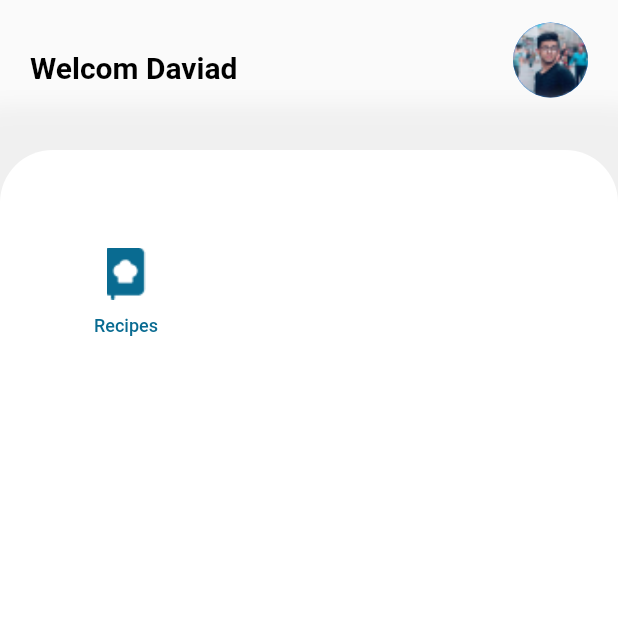
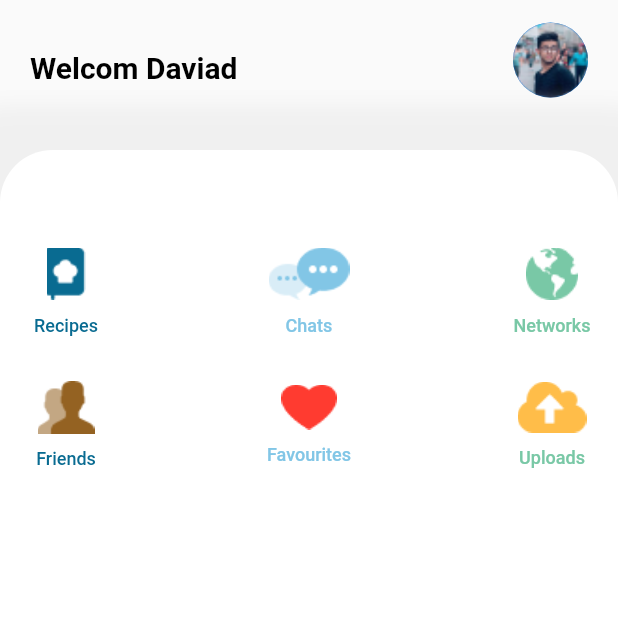
Before and after one commit to norhan-sa/Recipe, a Flutter app: the screen it shows after launch, on a phone screen of 412 x 824 dp, the top half of it. Run offline on Flutter 3.47's test engine with Material 2 defaults, Android fonts, the phone set to English and light mode, and no system bars; Roboto replaces fonts that are missing (Apercu Pro).

Commit message:
new files

```diff
--- a/lib/profile.dart
+++ b/lib/profile.dart
@@ -53,7 +53,6 @@ class _ProfileState extends State<Profile> {
                   topLeft: Radius.circular(35),
                   topRight: Radius.circular(35),
                 ),
-
                 boxShadow: [
                   BoxShadow(
                     color: Colors.grey[200].withOpacity(0.8),
@@ -62,12 +61,13 @@ class _ProfileState extends State<Profile> {
                   ),
                 ],
               ),
-
               child: Column(
+                crossAxisAlignment: CrossAxisAlignment.center,
                 children: <Widget>[
                   Padding(
-                   padding: EdgeInsets.fromLTRB(40, 50, 0, 0),
+                   padding: EdgeInsets.fromLTRB(0, 50, 0, 0),
                    child: Row(
+                    mainAxisAlignment: MainAxisAlignment.spaceBetween,
                     children: <Widget>[
                       RaisedButton(
                           onPressed: null,
@@ -90,10 +90,129 @@ class _ProfileState extends State<Profile> {
                                 ),
                               ]
                             ),
+                        ),
+
+                        RaisedButton(
+                          onPressed: null,
+                          color: Colors.grey,
+                          elevation: 20.0,
+                          disabledColor: Colors.white,
+                          padding: EdgeInsets.symmetric(vertical: 15.0 , horizontal: 10),
+                          shape: RoundedRectangleBorder(
+                            borderRadius: BorderRadius.circular(10.0)
                           ),
+                          child: Column(
+                              children: <Widget>[
+                                Image.asset('images/messages.png'),
+                                SizedBox(height: 10),
+                                Text('Chats',
+                                  style: TextStyle(
+                                    color: Color(0xFF82C6E6),
+                                    fontSize: 12,
+                                  ),
+                                ),
+                              ]
+                            ),
+                        ),
+
+                          RaisedButton(
+                          onPressed: null,
+                          color: Colors.grey,
+                          elevation: 20.0,
+                          disabledColor: Colors.white,
+                          padding: EdgeInsets.symmetric(vertical: 15.0 , horizontal: 10),
+                          shape: RoundedRectangleBorder(
+                            borderRadius: BorderRadius.circular(10.0)
+                          ),
+                          child: Column(
+                              children: <Widget>[
+                                Image.asset('images/global.png'),
+                                SizedBox(height: 10),
+                                Text('Networks',
+                                  style: TextStyle(
+                                    color: Color(0xFF79C8A6),
+                                    fontSize: 12,
+                                  ),
+                                ),
+                              ]
+                            ),
+                        ),
                     ]
                   ),
-                 )
+                 ),
+                 Row(
+                    mainAxisAlignment: MainAxisAlignment.spaceBetween,
+                    children: <Widget>[
+                      RaisedButton(
+                          onPressed: null,
+                          color: Colors.grey,
+                          elevation: 20.0,
+                          disabledColor: Colors.white,
+                          padding: EdgeInsets.symmetric(vertical: 15.0 , horizontal: 10),
+                          shape: RoundedRectangleBorder(
+                            borderRadius: BorderRadius.circular(10.0)
+                          ),
+                          child: Column(
+                              children: <Widget>[
+                                Image.asset('images/friends.png'),
+                                SizedBox(height: 10),
+                                Text('Friends',
+                                  style: TextStyle(
+                                    color: Color(0xFF096B91),
+                                    fontSize: 12,
+                                  ),
+                                ),
+                              ]
+                            ),
+                        ),
+
+                        RaisedButton(
+                          onPressed: null,
+                          color: Colors.grey,
+                          elevation: 20.0,
+                          disabledColor: Colors.white,
+                          padding: EdgeInsets.symmetric(vertical: 15.0 , horizontal: 10),
+                          shape: RoundedRectangleBorder(
+                            borderRadius: BorderRadius.circular(10.0)
+                          ),
+                          child: Column(
+                              children: <Widget>[
+                                Image.asset('images/love.png'),
+                                SizedBox(height: 10),
+                                Text('Favourites',
+                                  style: TextStyle(
+                                    color: Color(0xFF82C6E6),
+                                    fontSize: 12,
+                                  ),
+                                ),
+                              ]
+                            ),
+                        ),
+
+                          RaisedButton(
+                          onPressed: null,
+                          color: Colors.grey,
+                          elevation: 20.0,
+                          disabledColor: Colors.white,
+                          padding: EdgeInsets.symmetric(vertical: 15.0 , horizontal: 10),
+                          shape: RoundedRectangleBorder(
+                            borderRadius: BorderRadius.circular(10.0)
+                          ),
+                          child: Column(
+                              children: <Widget>[
+                                Image.asset('images/upload.png'),
+                                SizedBox(height: 10),
+                                Text('Uploads',
+                                  style: TextStyle(
+                                    color: Color(0xFF79C8A6),
+                                    fontSize: 12,
+                                  ),
+                                ),
+                              ]
+                            ),
+                        ),
+                    ]
+                  ),
                 ]
               ),
             ),
```
